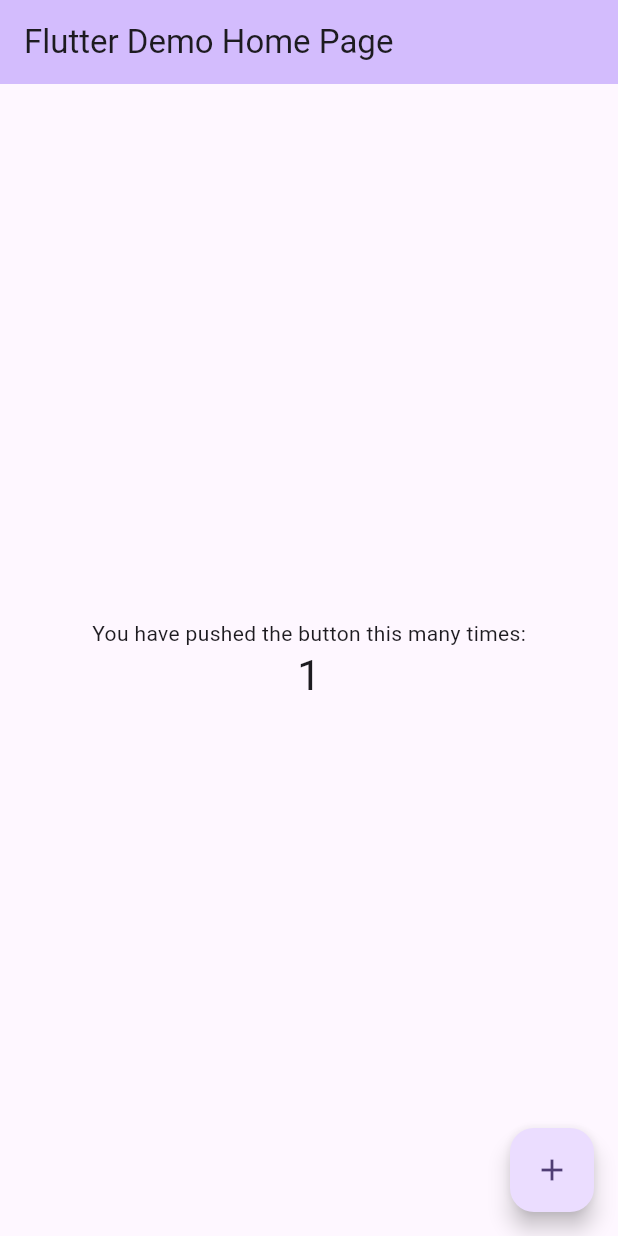
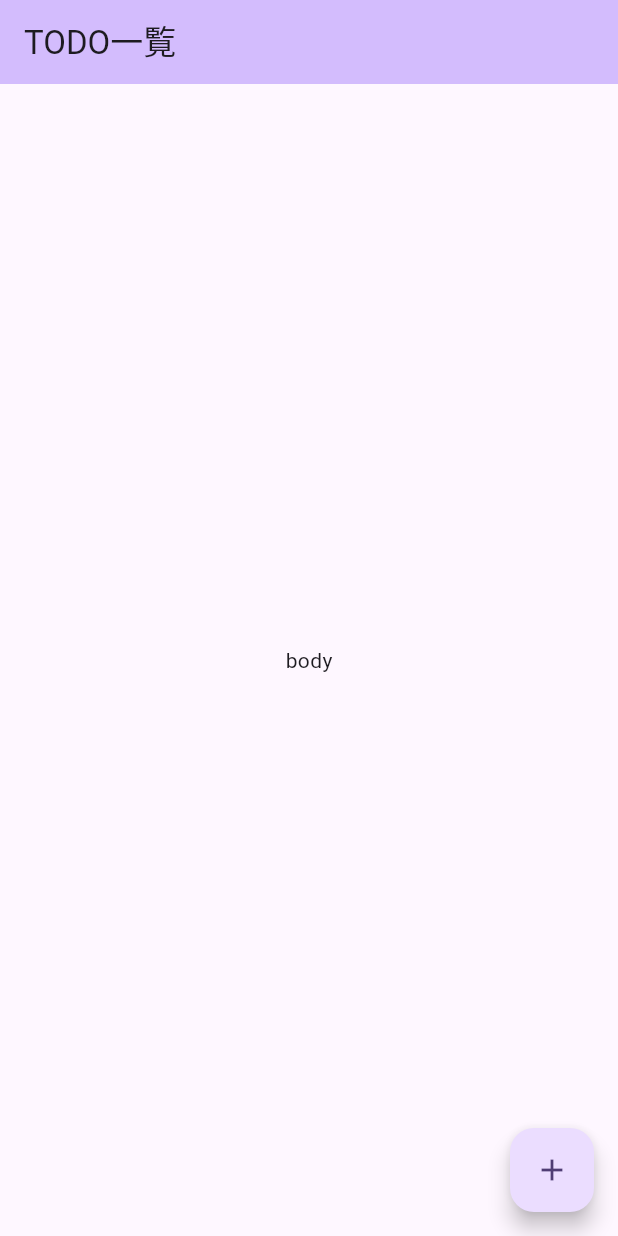
Before and after one commit to nobumitsu-1995/flutter_todo_app, a Flutter app: the screen it shows after launch, after a tap on the "add" icon, on a phone screen of 412 x 824 dp. Run offline on Flutter 3.47's test engine with Material 3 defaults, Android fonts, the phone set to English and light mode, and no system bars; our stand-ins replace firebase_core; accounts and stored records are empty; generated files the repository leaves out were written again.

Commit message:
refactor: TODOリストファイルを分離

```diff
--- a/lib/main.dart
+++ b/lib/main.dart
@@ -1,5 +1,6 @@
 import 'package:flutter/material.dart';
 import 'package:firebase_core/firebase_core.dart';
+import 'package:flutter_todo_app/pages/todo_list_page.dart';
 import 'firebase_options.dart';
 
 void main() async {
@@ -21,55 +22,7 @@ class MyApp extends StatelessWidget {
         colorScheme: ColorScheme.fromSeed(seedColor: Colors.deepPurple),
         useMaterial3: true,
       ),
-      home: const MyHomePage(title: 'Flutter Demo Home Page'),
+      home: const TodoListPage(),
     );
   }
 }
-
-class MyHomePage extends StatefulWidget {
-  const MyHomePage({super.key, required this.title});
-
-  final String title;
-
-  @override
-  State<MyHomePage> createState() => _MyHomePageState();
-}
-
-class _MyHomePageState extends State<MyHomePage> {
-  int _counter = 0;
-
-  void _incrementCounter() {
-    setState(() {
-      _counter++;
-    });
-  }
-
-  @override
-  Widget build(BuildContext context) {
-    return Scaffold(
-      appBar: AppBar(
-        backgroundColor: Theme.of(context).colorScheme.inversePrimary,
-        title: Text(widget.title),
-      ),
-      body: Center(
-        child: Column(
-          mainAxisAlignment: MainAxisAlignment.center,
-          children: <Widget>[
-            const Text(
-              'You have pushed the button this many times:',
-            ),
-            Text(
-              '$_counter',
-              style: Theme.of(context).textTheme.headlineMedium,
-            ),
-          ],
-        ),
-      ),
-      floatingActionButton: FloatingActionButton(
-        onPressed: _incrementCounter,
-        tooltip: 'Increment',
-        child: const Icon(Icons.add),
-      ),
-    );
-  }
-}
--- /dev/null
+++ b/lib/pages/todo_list_page.dart
@@ -0,0 +1,28 @@
+import 'package:flutter/material.dart';
+
+class TodoListPage extends StatefulWidget {
+  const TodoListPage({super.key});
+
+  @override
+  State<TodoListPage> createState() => _TodoListPageState();
+}
+
+class _TodoListPageState extends State<TodoListPage> {
+  @override
+  Widget build(BuildContext context) {
+    return Scaffold(
+      appBar: AppBar(
+        backgroundColor: Theme.of(context).colorScheme.inversePrimary,
+        title: const Text('TODO一覧'),
+      ),
+      body: const Center(
+        child: Text('body'),
+      ),
+      floatingActionButton: FloatingActionButton(
+        onPressed: () {},
+        tooltip: 'Increment',
+        child: const Icon(Icons.add),
+      ),
+    );
+  }
+}
```
